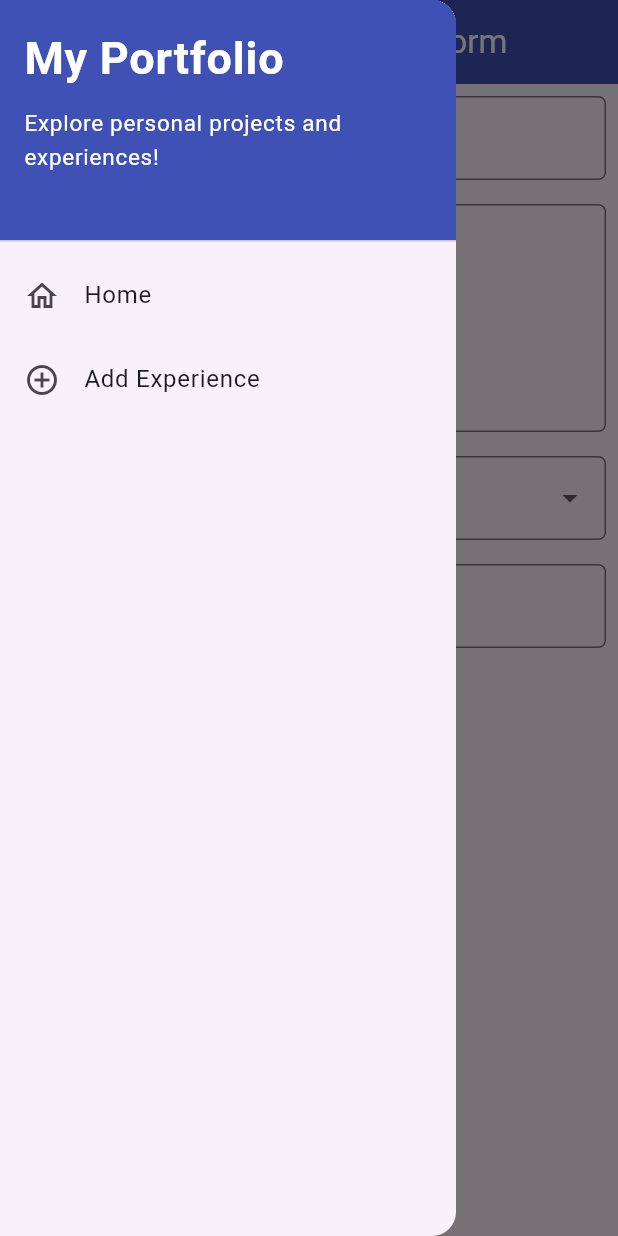
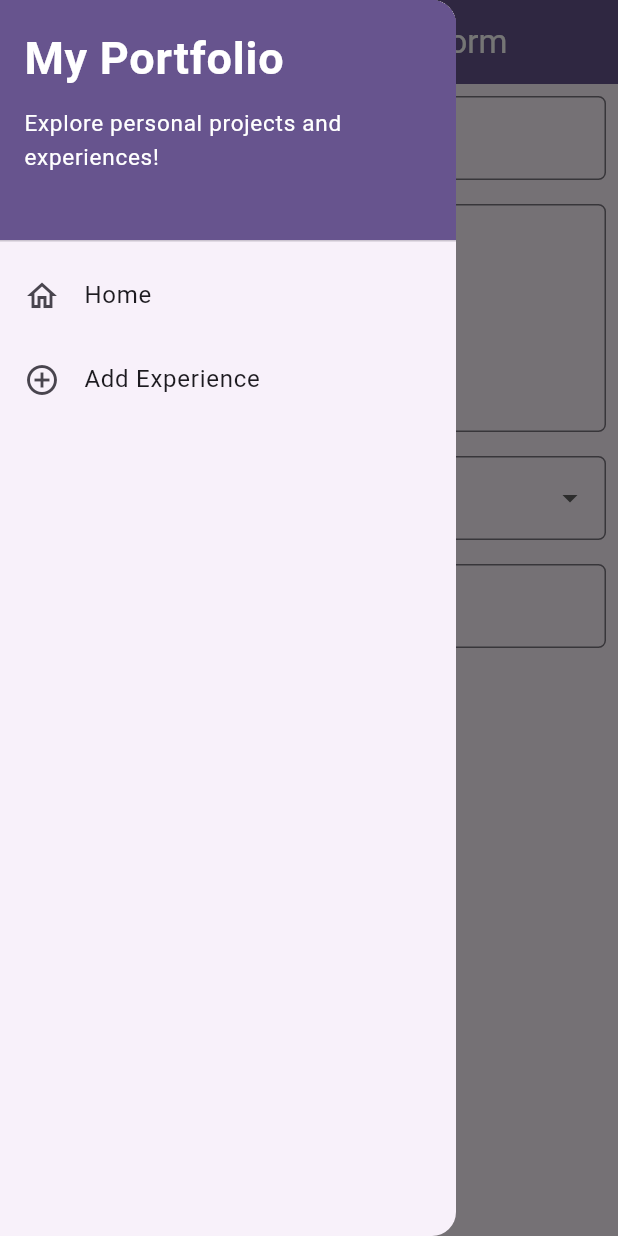
Before and after one commit to Otsukaax/myportofolio_mobile, a Flutter app: the ExperienceFormPage screen opened directly, with the side drawer open, on a phone screen of 412 x 824 dp. Run offline on Flutter 3.47's test engine with Material 3 defaults, Android fonts, the phone set to English and light mode, and no system bars; our stand-ins replace material_ui.

Commit message:
style(theme): align drawer and form colors with primary app theme

```diff
--- a/lib/screens/experience_form.dart
+++ b/lib/screens/experience_form.dart
@@ -33,7 +33,7 @@ class _ExperienceFormPageState extends State<ExperienceFormPage> {
             'Add Experience Form',
           ),
         ),
-        backgroundColor: Colors.indigo,
+        backgroundColor: Theme.of(context).colorScheme.primary,
         foregroundColor: Colors.white,
       ),
       drawer: const LeftDrawer(),
@@ -141,8 +141,9 @@ class _ExperienceFormPageState extends State<ExperienceFormPage> {
                   padding: const EdgeInsets.all(8.0),
                   child: ElevatedButton(
                     style: ButtonStyle(
-                      backgroundColor:
-                          WidgetStateProperty.all(Colors.indigo),
+                      backgroundColor: WidgetStateProperty.all(
+                        Theme.of(context).colorScheme.primary,
+                      ),
                     ),
                     onPressed: () {
                       if (_formKey.currentState!.validate()) {
--- a/lib/widgets/left_drawer.dart
+++ b/lib/widgets/left_drawer.dart
@@ -10,11 +10,11 @@ class LeftDrawer extends StatelessWidget {
     return Drawer(
       child: ListView(
         children: [
-          const DrawerHeader(
+          DrawerHeader(
             decoration: BoxDecoration(
-              color: Colors.indigo,
+              color: Theme.of(context).colorScheme.primary,
             ),
-            child: Column(
+            child: const Column(
               crossAxisAlignment: CrossAxisAlignment.start,
               children: [
                 Text(
```
